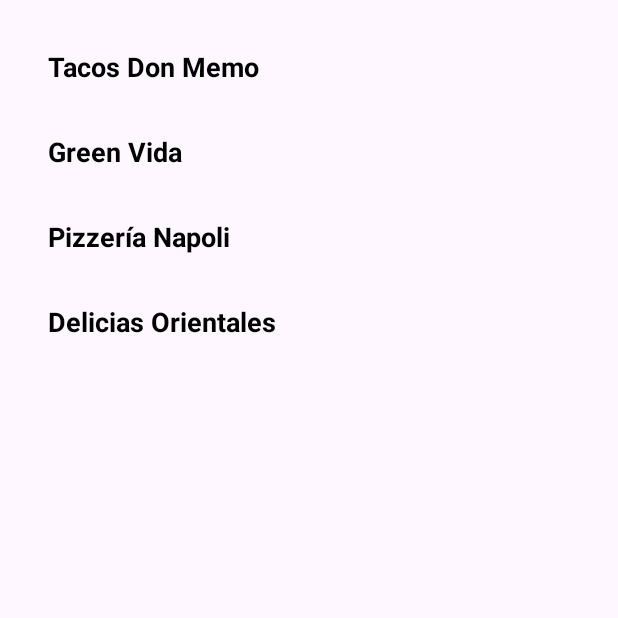
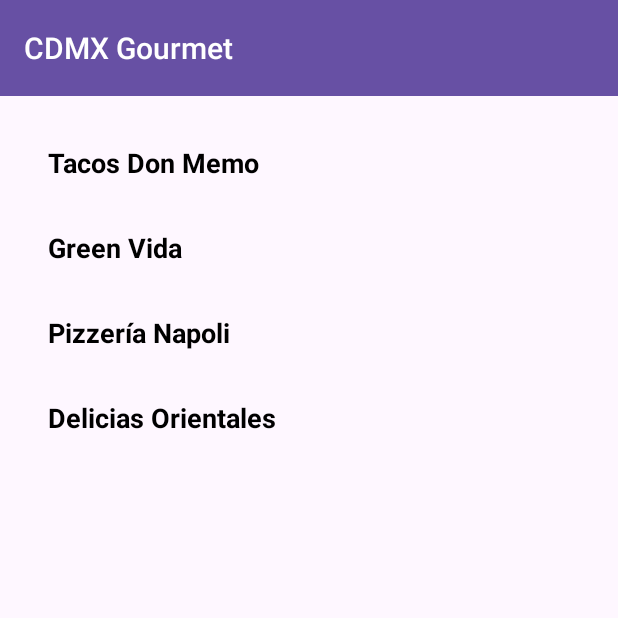
Before and after one commit to franciscoxcode/CDMXGourmet, an Android app: the screen it shows after launch (MainActivity), on a phone screen of 412 x 824 dp, the top half of it. Run offline under Robolectric (Android 15) with nearby library versions, the phone set to English and light mode, and no system bars.

Commit message:
Styled main toolbar with white title text and consistent theme integration

```diff
--- a/app/src/main/java/com/franciscocasillas/cdmxgourmet/MainActivity.java
+++ b/app/src/main/java/com/franciscocasillas/cdmxgourmet/MainActivity.java
@@ -17,6 +17,8 @@ import java.util.List;
 import androidx.recyclerview.widget.LinearLayoutManager;
 import androidx.recyclerview.widget.RecyclerView;
 import com.franciscocasillas.cdmxgourmet.adapters.RestaurantAdapter;
+import androidx.appcompat.widget.Toolbar;
+
 
 public class MainActivity extends AppCompatActivity {
 
@@ -28,6 +30,9 @@ public class MainActivity extends AppCompatActivity {
         super.onCreate(savedInstanceState);
         EdgeToEdge.enable(this);
         setContentView(R.layout.activity_main);
+        Toolbar toolbar = findViewById(R.id.mainToolbar);
+        setSupportActionBar(toolbar);
+
 
         ViewCompat.setOnApplyWindowInsetsListener(findViewById(R.id.main), (v, insets) -> {
             Insets systemBars = insets.getInsets(WindowInsetsCompat.Type.systemBars());
--- a/app/src/main/res/layout/activity_main.xml
+++ b/app/src/main/res/layout/activity_main.xml
@@ -6,14 +6,26 @@
     android:layout_width="match_parent"
     android:layout_height="match_parent">
 
+    <androidx.appcompat.widget.Toolbar
+        android:id="@+id/mainToolbar"
+        android:layout_width="0dp"
+        android:layout_height="?attr/actionBarSize"
+        android:background="?attr/colorPrimary"
+        android:title="CDMX Gourmet"
+        android:titleTextColor="@android:color/white"
+        app:layout_constraintTop_toTopOf="parent"
+        app:layout_constraintStart_toStartOf="parent"
+        app:layout_constraintEnd_toEndOf="parent"/>
+
     <androidx.recyclerview.widget.RecyclerView
         android:id="@+id/restaurantRecyclerView"
         android:layout_width="0dp"
         android:layout_height="0dp"
         android:clipToPadding="false"
         android:padding="16dp"
-        app:layout_constraintTop_toTopOf="parent"
+        app:layout_constraintTop_toBottomOf="@id/mainToolbar"
         app:layout_constraintBottom_toBottomOf="parent"
         app:layout_constraintStart_toStartOf="parent"
         app:layout_constraintEnd_toEndOf="parent"/>
+
 </androidx.constraintlayout.widget.ConstraintLayout>
--- a/app/src/main/res/values/themes.xml
+++ b/app/src/main/res/values/themes.xml
@@ -5,5 +5,12 @@
         <!-- <item name="colorPrimary">@color/my_light_primary</item> -->
     </style>
 
-    <style name="Theme.CDMXGourmet" parent="Base.Theme.CDMXGourmet" />
+    <style name="Theme.CDMXGourmet" parent="Base.Theme.CDMXGourmet">
+        <item name="toolbarStyle">@style/WhiteToolbarStyle</item>
+    </style>
+
+    <style name="WhiteToolbarStyle" parent="Widget.AppCompat.Toolbar">
+        <item name="titleTextColor">@android:color/white</item>
+    </style>
+
 </resources>
```
